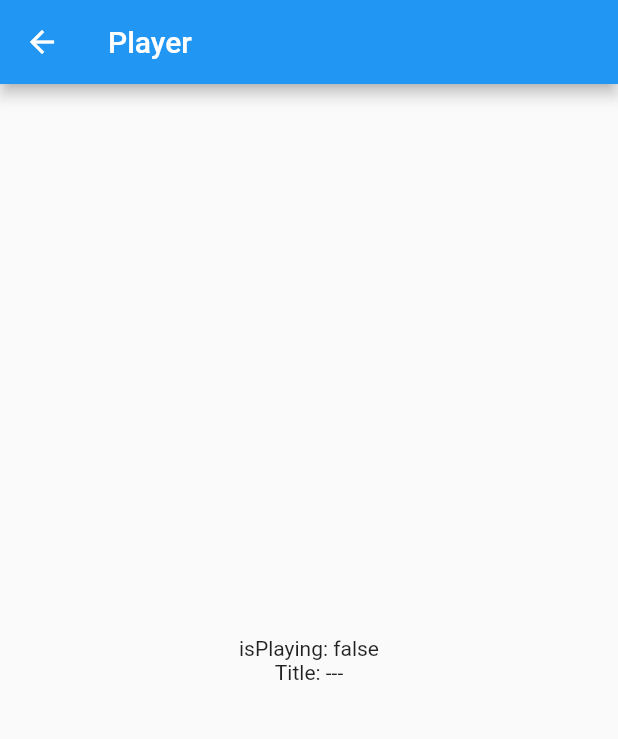
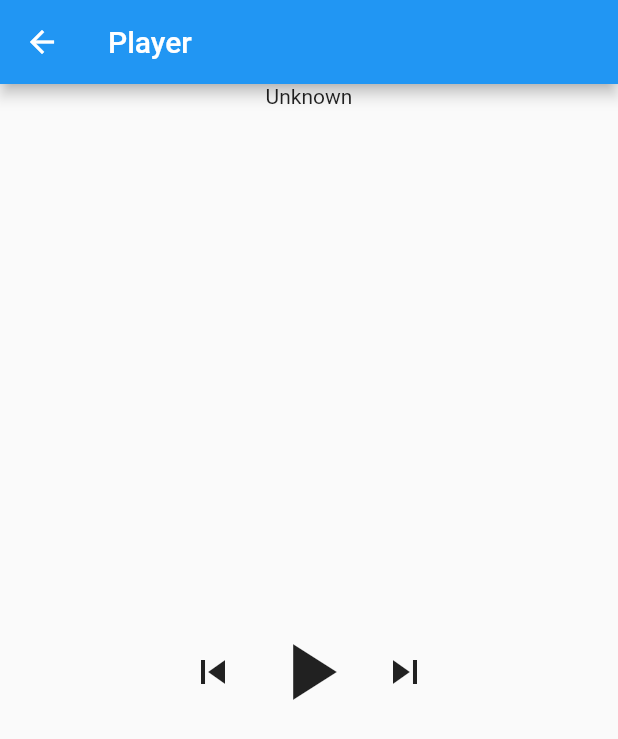
Before and after one commit to GioPan04/linux-remote-app, a Flutter app: the PlayerScreen screen opened by its route, on a phone screen of 412 x 824 dp. Shown: the top 739 px of the screen. Run offline on Flutter 3.47's test engine with Material 2 defaults, Android fonts, the phone set to English and light mode, and no system bars; our stand-ins replace flutter_riverpod.

Commit message:
Updated player screen

```diff
--- a/lib/providers/player_provider.dart
+++ b/lib/providers/player_provider.dart
@@ -40,4 +40,16 @@ class PlayerNotifier extends StateNotifier<PlayerState> {
   void play() {
     _socketNotifier.sendMessage(const Message('player:play'));
   }
+
+  void togglePlay() {
+    state.isPlaying ? pause() : pause();
+  }
+
+  void previous() {
+    _socketNotifier.sendMessage(const Message('player:previous'));
+  }
+
+  void next() {
+    _socketNotifier.sendMessage(const Message('player:next'));
+  }
 }
--- a/lib/screens/player.dart
+++ b/lib/screens/player.dart
@@ -7,19 +7,45 @@ class PlayerScreen extends ConsumerWidget {
 
   @override
   Widget build(BuildContext context, WidgetRef ref) {
+    final player = ref.read(playerProvider.notifier);
     final state = ref.watch(playerProvider);
 
     return Scaffold(
       appBar: AppBar(title: const Text('Player')),
-      body: Center(
-        child: Column(
-          mainAxisAlignment: MainAxisAlignment.center,
-          crossAxisAlignment: CrossAxisAlignment.center,
-          children: [
-            Text('isPlaying: ${state.isPlaying}'),
-            Text('Title: ${state.currentTrack?.title ?? '---'}')
-          ],
-        ),
+      body: Column(
+        mainAxisSize: MainAxisSize.max,
+        children: [
+          Text(state.currentTrack?.title ?? 'Unknown'),
+          if (state.currentTrack?.album != null)
+            Text(state.currentTrack!.album!),
+          if (state.currentTrack?.artists != null)
+            Text(
+              state.currentTrack!.artists!.join(', '),
+            ),
+          const Spacer(),
+          Row(
+            crossAxisAlignment: CrossAxisAlignment.center,
+            mainAxisAlignment: MainAxisAlignment.center,
+            children: [
+              IconButton(
+                onPressed: () => player.previous(),
+                iconSize: 32,
+                icon: const Icon(Icons.skip_previous),
+              ),
+              IconButton(
+                onPressed: () => player.togglePlay(),
+                iconSize: 64,
+                icon: Icon(state.isPlaying ? Icons.pause : Icons.play_arrow),
+              ),
+              IconButton(
+                onPressed: () => player.next(),
+                iconSize: 32,
+                icon: const Icon(Icons.skip_next),
+              ),
+            ],
+          ),
+          const Spacer(),
+        ],
       ),
     );
   }
```
